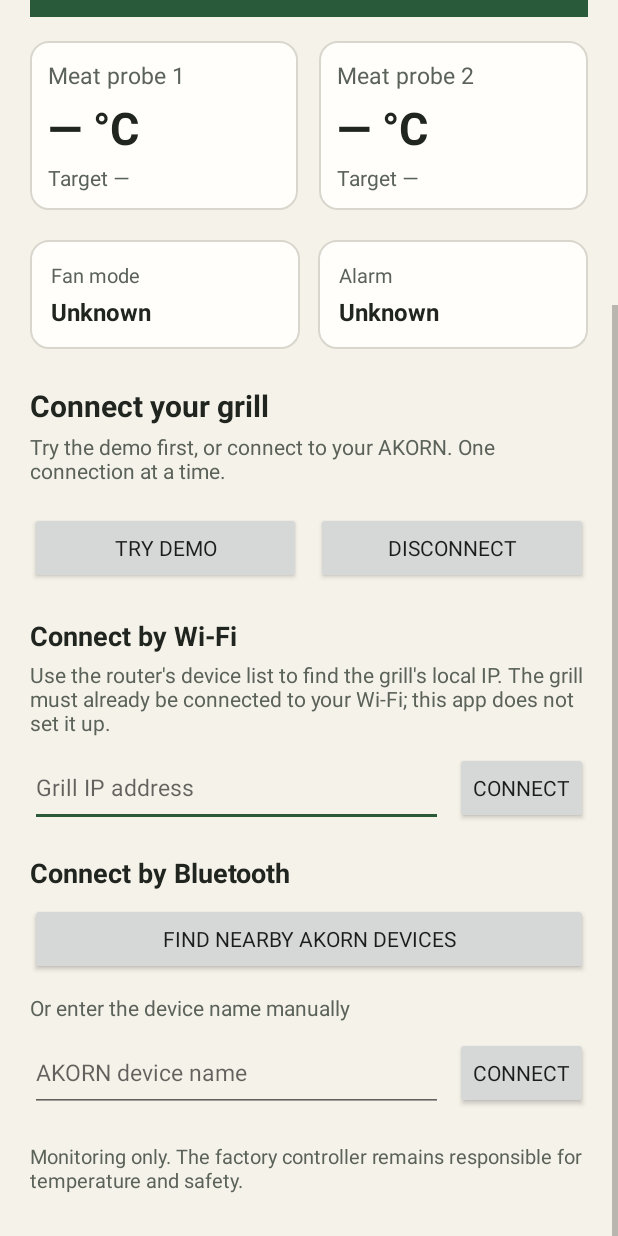
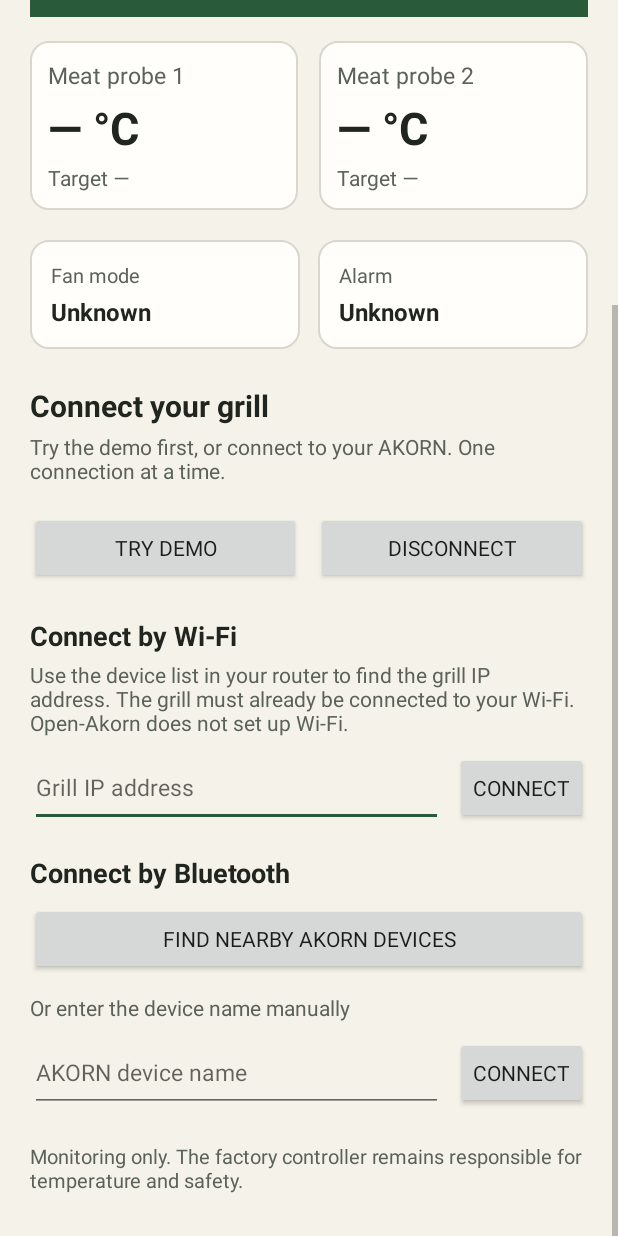
Before and after one commit to markleonfreese/Open-Akorn, an Android app: the screen it shows after launch (MainActivity), scrolled down 270 dp, on a phone screen of 412 x 824 dp. Run offline under Robolectric (Android 15) with nearby library versions, the phone set to English and light mode, and no system bars.

Commit message:
Fix Wi-Fi resource string formatting

```diff
--- a/android/app/src/main/res/values/strings.xml
+++ b/android/app/src/main/res/values/strings.xml
@@ -34,7 +34,7 @@
     <string name="try_demo">Try demo</string>
     <string name="disconnect">Disconnect</string>
     <string name="connect_by_wifi">Connect by Wi-Fi</string>
-    <string name="wifi_connection_help">Use the router's device list to find the grill's local IP. The grill must already be connected to your Wi-Fi; this app does not set it up.</string>
+    <string name="wifi_connection_help">Use the device list in your router to find the grill IP address. The grill must already be connected to your Wi-Fi. Open-Akorn does not set up Wi-Fi.</string>
     <string name="grill_ip_address">Grill IP address</string>
     <string name="connect">Connect</string>
     <string name="connect_by_bluetooth">Connect by Bluetooth</string>
```
Also changed, not shown: 1 other file.
